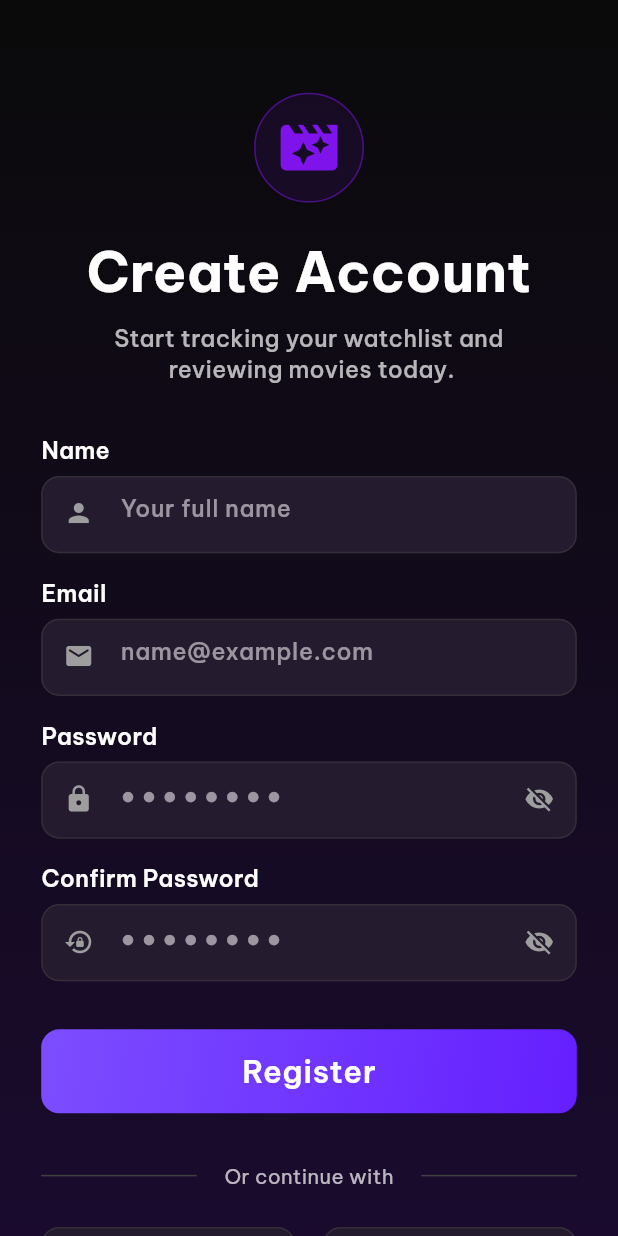
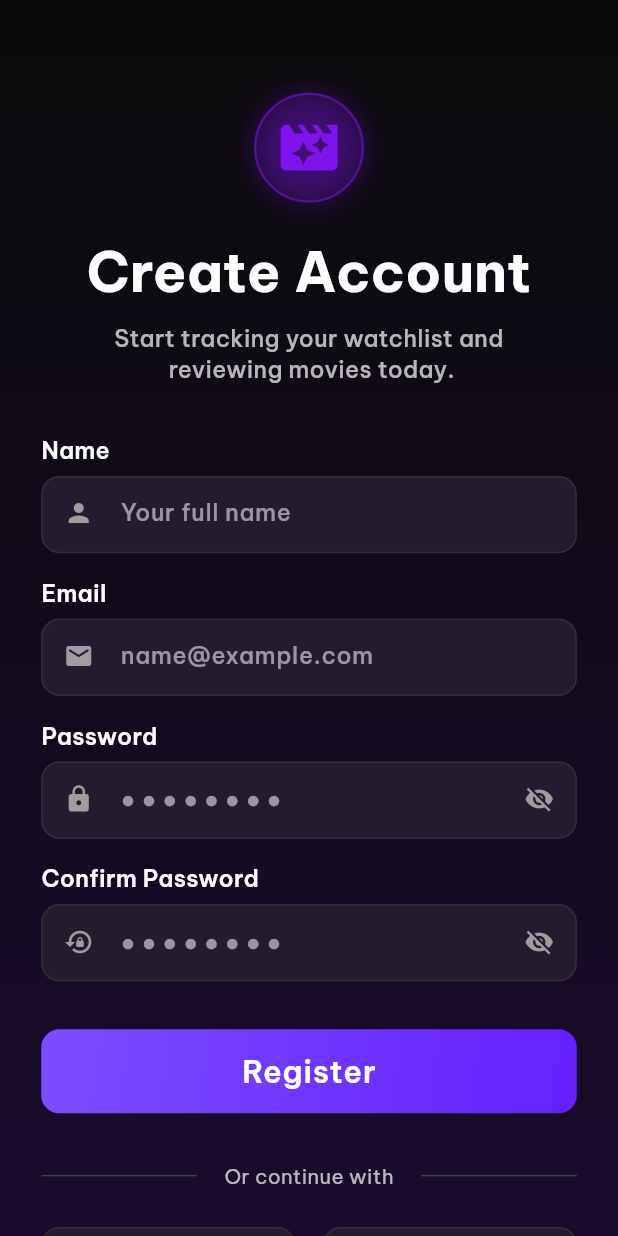
Before and after one commit to majd-khalifa/task8_X1_404Found, a Flutter app: the SignUpScreen screen opened by its route, on a phone screen of 412 x 824 dp. Run offline on Flutter 3.47's test engine with Material 3 defaults, Android fonts, the phone set to English and light mode, and no system bars; our stand-ins replace bloc, equatable, flutter_bloc, flutter_screenutil, font_awesome_flutter, video_player.

Commit message:
the last dance for first half

```diff
--- a/task8/lib/view/auth/register/sections/log_in_header.dart
+++ b/task8/lib/view/auth/register/sections/log_in_header.dart
@@ -17,13 +17,24 @@ class LogInHeader extends StatelessWidget {
             width: 64.w,
             height: 64.w,
             decoration: BoxDecoration(
-              border: Border.all(color: AppColors.primary.withOpacity(0.5)),
               shape: BoxShape.circle,
               gradient: RadialGradient(
                 colors: [
-                  AppColors.primary.withOpacity(.1),
-                  AppColors.primary.withOpacity(.1),
+                  AppColors.primary.withOpacity(.25),
+                  AppColors.primary.withOpacity(.05),
                 ],
+                radius: 0.85,
+              ),
+              boxShadow: [
+                BoxShadow(
+                  color: AppColors.primary.withOpacity(.3),
+                  blurRadius: 15,
+                  spreadRadius: 1,
+                ),
+              ],
+              border: Border.all(
+                color: AppColors.primary.withOpacity(0.5),
+                width: 1.5,
               ),
             ),
             child: Center(
--- a/task8/lib/view/auth/widgets/custom_text_feild.dart
+++ b/task8/lib/view/auth/widgets/custom_text_feild.dart
@@ -69,7 +69,7 @@ class _CustomTextFieldState extends State<CustomTextField> {
         style: AppTextStyles.textStyle16.copyWith(color: AppColors.textPrimary),
 
         decoration: InputDecoration(
-          contentPadding: EdgeInsets.only(left: 16.w, right: 16.w, top: 10.h),
+          contentPadding: EdgeInsets.only(left: 16.w, right: 16.w, top: 13.h),
 
           hintText: widget.hintText,
 
--- a/task8/lib/view/auth/widgets/social_button.dart
+++ b/task8/lib/view/auth/widgets/social_button.dart
@@ -45,20 +45,16 @@ class SocialButton extends StatelessWidget {
           ),
 
           padding: EdgeInsets.symmetric(horizontal: 16),
-
         ),
         child: Row(
           mainAxisAlignment: MainAxisAlignment.center,
           children: [
-
-
-
             FaIcon(
               icon,
               color: isFacebook
                   ? Colors.white
                   : (iconColor ?? AppColors.textPrimary),
-              size: 15,
+              size: 22,
             ),
 
             const SizedBox(width: 12),
--- a/task8/lib/view/details/sections/action_buttons.dart
+++ b/task8/lib/view/details/sections/action_buttons.dart
@@ -1,6 +1,7 @@
 import 'package:flutter/material.dart';
 import 'package:flutter_screenutil/flutter_screenutil.dart';
 import 'package:task8/core/constants/app_color.dart';
+import 'package:task8/core/constants/app_route.dart';
 import 'package:task8/core/constants/text_style.dart';
 
 class ActionButtons extends StatelessWidget {
@@ -31,7 +32,9 @@ class ActionButtons extends StatelessWidget {
                     borderRadius: BorderRadius.circular(12.r),
                   ),
                 ),
-                onPressed: () {},
+                onPressed: () {
+                  Navigator.pushNamed(context, AppRoutes.trailer);
+                },
                 icon: const Icon(
                   Icons.play_arrow,
                   color: AppColors.textPrimary,
--- a/task8/lib/view/details/sections/details_header.dart
+++ b/task8/lib/view/details/sections/details_header.dart
@@ -13,7 +13,8 @@ class BackgroundHeader extends StatelessWidget {
 
   @override
   Widget build(BuildContext context) {
-    return SizedBox(
+    return SafeArea(
+      child: SizedBox(
         width: 1.sw,
         height: 0.65.sh,
         child: Stack(
@@ -63,6 +64,7 @@ class BackgroundHeader extends StatelessWidget {
             ),
           ],
         ),
+      ),
     );
   }
 }
--- a/task8/lib/view/reviews/widgets/reviews_submit.dart
+++ b/task8/lib/view/reviews/widgets/reviews_submit.dart
@@ -1,6 +1,7 @@
 import 'package:flutter/material.dart';
 import 'package:flutter_screenutil/flutter_screenutil.dart';
 import 'package:task8/core/constants/app_color.dart';
+import 'package:task8/core/constants/app_route.dart';
 import 'package:task8/core/constants/text_style.dart';
 
 class ReviewsSubmit extends StatelessWidget {
@@ -36,7 +37,8 @@ class ReviewsSubmit extends StatelessWidget {
         ),
         SizedBox(height: 12.h),
         TextButton(
-          onPressed: () => Navigator.of(context).pop(),
+          onPressed: () => Navigator.pop(context),
+
           child: Text(
             'Discard Changes',
             style: AppTextStyles.textStyle14.copyWith(color: Colors.white70),
--- a/task8/lib/widgets/bottom_nav.dart
+++ b/task8/lib/widgets/bottom_nav.dart
@@ -25,7 +25,7 @@ class _BottomNavState extends State<BottomNav> {
   }
 
   void _onTap(int index, String route) {
-    Navigator.pushReplacementNamed(context, route);
+    Navigator.pushNamed(context, route);
   }
 
   @override
@@ -119,9 +119,7 @@ class _CenterNavButton extends StatelessWidget {
   @override
   Widget build(BuildContext context) {
     return GestureDetector(
-      onTap: () {
-        Navigator.pushNamed(context, AppRoutes.trailer);
-      },
+      onTap: () {},
       child: Transform.translate(
         offset: Offset(0, -14.h),
         child: Container(
```
Also changed, not shown: task8/lib/view/auth/login/sections/log_in_form_field.dart (+0 -25 lines), task8/lib/view/auth/login/sections/log_in_header.dart (+3 -24 lines), task8/lib/view/details/sections/your_review_footer_actions.dart (+9 -11 lines), task8/lib/view/reviews/widgets/reviews_header.dart (+7 -5 lines). Lines whose indentation alone changed are shown as unchanged.
